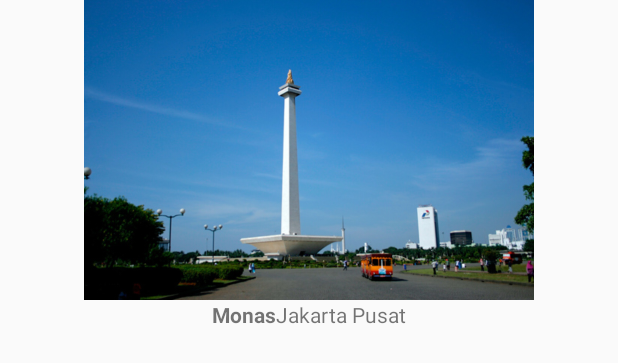
After one commit to amyunus/JakartaCityGuide, an Android app: the layout list_item.xml on its own in the app's theme, with its tools: preview values and no code run, on a phone screen of 412 x 824 dp. The commit adds this screen. Shown: the top 363 px of the screen. Run offline under Robolectric (Android 15) with nearby library versions, the phone set to English and light mode, and no system bars.

Commit message:
Add list item
But not attached yet into app

```diff
--- a/app/src/main/java/com/amyunus/jakartacityguide/EventsFragment.java
+++ b/app/src/main/java/com/amyunus/jakartacityguide/EventsFragment.java
@@ -15,7 +15,7 @@ public class EventsFragment extends Fragment {
     @Override
     public View onCreateView(LayoutInflater inflater, ViewGroup container, Bundle savedInstanceState) {
 
-        View rootView = inflater.inflate(R.layout.activity_list_item, container, false);
+        View rootView = inflater.inflate(R.layout.activity_fragment, container, false);
 
         TextView activityId = (TextView) rootView.findViewById(R.id.activity_id);
 
--- a/app/src/main/java/com/amyunus/jakartacityguide/LandmarksFragment.java
+++ b/app/src/main/java/com/amyunus/jakartacityguide/LandmarksFragment.java
@@ -15,7 +15,7 @@ public class LandmarksFragment  extends Fragment {
     @Override
     public View onCreateView(LayoutInflater inflater, ViewGroup container, Bundle savedInstanceState) {
 
-        View rootView = inflater.inflate(R.layout.activity_list_item, container, false);
+        View rootView = inflater.inflate(R.layout.activity_fragment, container, false);
 
         TextView activityId = (TextView) rootView.findViewById(R.id.activity_id);
 
--- a/app/src/main/java/com/amyunus/jakartacityguide/RestaurantsFragment.java
+++ b/app/src/main/java/com/amyunus/jakartacityguide/RestaurantsFragment.java
@@ -15,7 +15,7 @@ public class RestaurantsFragment extends Fragment {
     @Override
     public View onCreateView(LayoutInflater inflater, ViewGroup container, Bundle savedInstanceState) {
 
-        View rootView = inflater.inflate(R.layout.activity_list_item, container, false);
+        View rootView = inflater.inflate(R.layout.activity_fragment, container, false);
 
         TextView activityId = (TextView) rootView.findViewById(R.id.activity_id);
 
--- a/app/src/main/java/com/amyunus/jakartacityguide/TransportsFragment.java
+++ b/app/src/main/java/com/amyunus/jakartacityguide/TransportsFragment.java
@@ -15,7 +15,7 @@ public class TransportsFragment extends Fragment {
     @Override
     public View onCreateView(LayoutInflater inflater, ViewGroup container, Bundle savedInstanceState) {
 
-        View rootView = inflater.inflate(R.layout.activity_list_item, container, false);
+        View rootView = inflater.inflate(R.layout.activity_fragment, container, false);
 
         TextView activityId = (TextView) rootView.findViewById(R.id.activity_id);
 
--- a/app/src/main/res/layout/activity_list_item.xml
+++ b/app/src/main/res/layout/activity_fragment.xml
@@ -1,6 +1,6 @@
 <?xml version="1.0" encoding="utf-8"?>
 <LinearLayout xmlns:android="http://schemas.android.com/apk/res/android"
-    android:id="@+id/list_item"
+    android:id="@+id/fragment"
     android:layout_width="match_parent"
     android:layout_height="match_parent"
     android:orientation="vertical">
--- /dev/null
+++ b/app/src/main/res/layout/list_item.xml
@@ -0,0 +1,37 @@
+<?xml version="1.0" encoding="utf-8"?>
+<LinearLayout xmlns:android="http://schemas.android.com/apk/res/android"
+    android:id="@+id/list_item"
+    android:layout_width="match_parent"
+    android:layout_height="match_parent"
+    android:orientation="vertical">
+
+    <ImageView
+        android:id="@+id/thumbnail"
+        android:layout_width="match_parent"
+        android:layout_height="200dp"
+        android:src="@drawable/monas" />
+
+    <LinearLayout
+        android:layout_width="match_parent"
+        android:layout_height="wrap_content">
+
+        <TextView
+            android:id="@+id/title"
+            android:layout_width="wrap_content"
+            android:layout_height="wrap_content"
+            android:layout_weight="1"
+            android:text="Monas"
+            android:layout_gravity="end"
+            android:textAlignment="viewEnd"
+            android:textStyle="bold" />
+
+        <TextView
+            android:id="@+id/location"
+            android:layout_width="wrap_content"
+            android:layout_height="wrap_content"
+            android:layout_weight="1"
+            android:text="Jakarta Pusat" />
+
+    </LinearLayout>
+
+</LinearLayout>
```
Also changed, not shown: app/src/main/res/drawable/monas.jpg (added).
